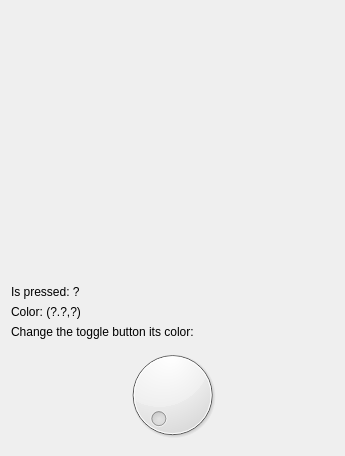
First picture: the form in Tools/ToolTestToggleButton/qttesttogglebuttonmaindialog.ui, repository richelbilderbeek/ProjectRichelBilderbeek, before the edit.
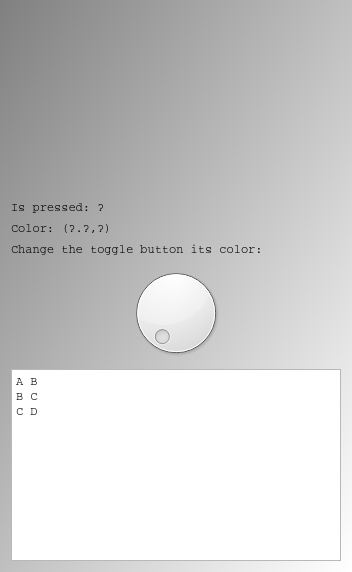
Second picture: the form after the edit. Icons and pictures are not drawn. Custom widgets are drawn as their Qt base class.

Patch:
```diff
--- a/Tools/ToolTestToggleButton/qttesttogglebuttonmaindialog.ui
+++ b/Tools/ToolTestToggleButton/qttesttogglebuttonmaindialog.ui
@@ -6,8 +6,8 @@
    <rect>
     <x>0</x>
     <y>0</y>
-    <width>345</width>
-    <height>456</height>
+    <width>352</width>
+    <height>572</height>
    </rect>
   </property>
   <property name="windowTitle">
@@ -17,6 +17,17 @@
    <iconset resource="ToolTestToggleButton.qrc">
     <normaloff>:/ToolTestToggleButton/images/R.png</normaloff>:/ToolTestToggleButton/images/R.png</iconset>
   </property>
+  <property name="styleSheet">
+   <string notr="true">QDialog { 
+background-color: qlineargradient(x1: 0, y1: 0, x2: 1, y2: 1, stop: 0  #808080, stop: 1 #ffffff);
+}
+QPushButton { background-color: rgb(255, 255, 255);  }
+QPushButton { color: rgb(0,0,0); }
+QPushButton { font: 32px monospace;  }
+QPlainTextEdit { font: 12px courier new, courier, monospace;  }
+QLabel { font: 12px courier new, courier, monospace;  }
+</string>
+  </property>
   <layout class="QVBoxLayout" name="verticalLayout">
    <item>
     <widget class="ribi::QtToggleButtonWidget" name="toggle_button" native="true"/>
@@ -70,6 +81,27 @@
      </property>
     </widget>
    </item>
+   <item>
+    <widget class="QPlainTextEdit" name="text">
+     <property name="sizePolicy">
+      <sizepolicy hsizetype="Expanding" vsizetype="Maximum">
+       <horstretch>0</horstretch>
+       <verstretch>0</verstretch>
+      </sizepolicy>
+     </property>
+     <property name="lineWrapMode">
+      <enum>QPlainTextEdit::NoWrap</enum>
+     </property>
+     <property name="readOnly">
+      <bool>true</bool>
+     </property>
+     <property name="plainText">
+      <string>A B
+B C
+C D</string>
+     </property>
+    </widget>
+   </item>
   </layout>
  </widget>
  <layoutdefault spacing="6" margin="11"/>
```
